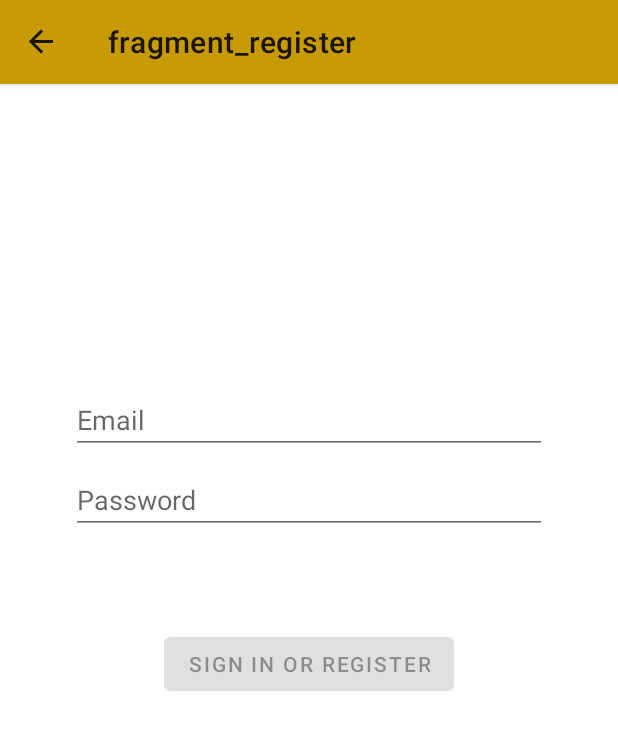
After one commit to pedromig/CM-Project, an Android app: the RegisterFragment screen opened through its navigation route, on a phone screen of 412 x 824 dp. The commit adds this screen. Shown: the top 730 px of the screen. Run offline under Robolectric (Android 15) with nearby library versions, the phone set to English and light mode, and no system bars; our stand-ins replace Firebase (no records; nobody signed in at launch, a user with empty details on screens opened directly), navigation-ui.

Commit message:
Switching back to email auth cause its less error prone

```diff
--- /dev/null
+++ b/app/src/main/java/com/example/app/ui/auth/RegisterFragment.java
@@ -0,0 +1,21 @@
+package com.example.app.ui.auth;
+
+import android.os.Bundle;
+
+import androidx.fragment.app.Fragment;
+
+import android.view.LayoutInflater;
+import android.view.View;
+import android.view.ViewGroup;
+
+import com.example.app.R;
+
+public class RegisterFragment extends Fragment {
+
+    @Override
+    public View onCreateView(LayoutInflater inflater, ViewGroup container,
+                             Bundle savedInstanceState) {
+        // Inflate the layout for this fragment
+        return inflater.inflate(R.layout.fragment_register, container, false);
+    }
+}
--- /dev/null
+++ b/app/src/main/res/layout/fragment_register.xml
@@ -0,0 +1,63 @@
+<?xml version="1.0" encoding="utf-8"?>
+<androidx.constraintlayout.widget.ConstraintLayout xmlns:android="http://schemas.android.com/apk/res/android"
+    xmlns:app="http://schemas.android.com/apk/res-auto"
+    xmlns:tools="http://schemas.android.com/tools"
+    android:id="@+id/container"
+    android:layout_width="match_parent"
+    android:layout_height="match_parent"
+    android:paddingLeft="@dimen/fragment_horizontal_margin"
+    android:paddingTop="@dimen/fragment_vertical_margin"
+    android:paddingRight="@dimen/fragment_horizontal_margin"
+    android:paddingBottom="@dimen/fragment_vertical_margin"
+    tools:context=".ui.auth.RegisterFragment">
+
+    <EditText
+        android:id="@+id/username"
+        android:layout_width="0dp"
+        android:layout_height="wrap_content"
+        android:layout_marginStart="24dp"
+        android:layout_marginTop="96dp"
+        android:layout_marginEnd="24dp"
+        android:autofillHints="@string/prompt_email"
+        android:hint="@string/prompt_email"
+        android:inputType="textEmailAddress"
+        android:selectAllOnFocus="true"
+        app:layout_constraintEnd_toEndOf="parent"
+        app:layout_constraintStart_toStartOf="parent"
+        app:layout_constraintTop_toTopOf="parent" />
+
+    <EditText
+        android:id="@+id/password"
+        android:layout_width="0dp"
+        android:layout_height="wrap_content"
+        android:layout_marginStart="24dp"
+        android:layout_marginTop="8dp"
+        android:layout_marginEnd="24dp"
+        android:autofillHints="@string/prompt_password"
+        android:hint="@string/prompt_password"
+        android:imeActionLabel="@string/action_sign_in_short"
+        android:imeOptions="actionDone"
+        android:inputType="textPassword"
+        android:selectAllOnFocus="true"
+        app:layout_constraintEnd_toEndOf="parent"
+        app:layout_constraintStart_toStartOf="parent"
+        app:layout_constraintTop_toBottomOf="@+id/username" />
+
+    <Button
+        android:id="@+id/login"
+        android:layout_width="wrap_content"
+        android:layout_height="wrap_content"
+        android:layout_gravity="start"
+        android:layout_marginStart="48dp"
+        android:layout_marginTop="16dp"
+        android:layout_marginEnd="48dp"
+        android:layout_marginBottom="64dp"
+        android:enabled="false"
+        android:text="@string/action_sign_in"
+        app:layout_constraintBottom_toBottomOf="parent"
+        app:layout_constraintEnd_toEndOf="parent"
+        app:layout_constraintStart_toStartOf="parent"
+        app:layout_constraintTop_toBottomOf="@+id/password"
+        app:layout_constraintVertical_bias="0.2" />
+
+</androidx.constraintlayout.widget.ConstraintLayout>
```
Also changed, not shown: app/src/main/java/com/example/app/ui/auth/LoginFragment.java (+29 -81 lines).
